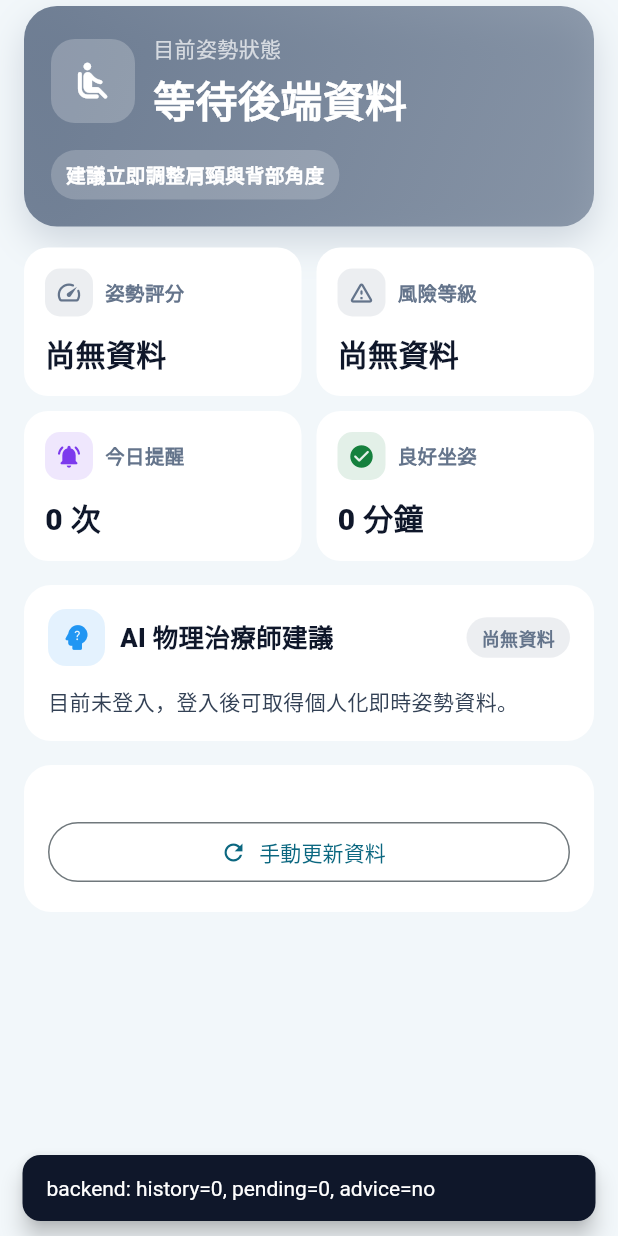
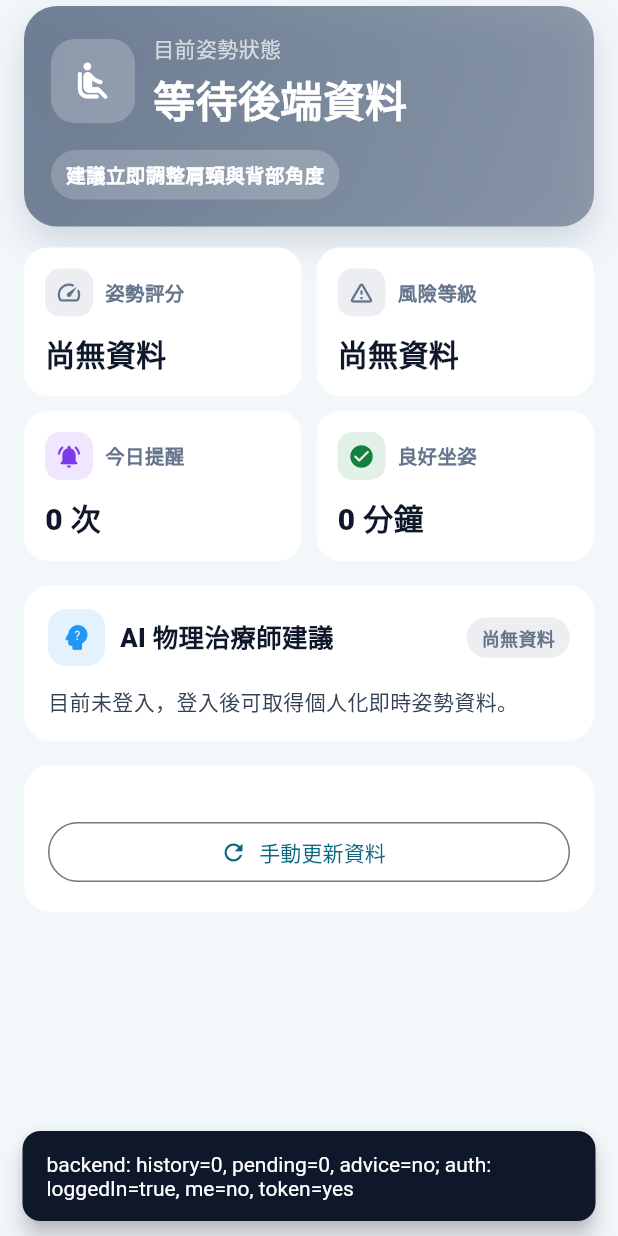
Before and after one commit to Hsin104/smartchair, a Flutter app: the DashboardPage widget shown alone on an empty page, opened directly with empty values, on a phone screen of 412 x 824 dp. Run offline on Flutter 3.47's test engine with Material 3 defaults, Android fonts, the phone set to English and light mode, and no system bars; our stand-ins replace firebase_core, fl_chart, shared_preferences; missing offline and left inert: screen_retriever, system_tray, window_manager; accounts and stored records are empty; network calls fail.

Commit message:
debug(dashboard): expand diagnostic with auth/getMe check

```diff
--- a/lib/screens/dashboard.dart
+++ b/lib/screens/dashboard.dart
@@ -102,12 +102,19 @@ class _DashboardPageState extends State<DashboardPage> {
       final pending = await ApiService.getPendingNotifications();
       final adviceFromApi = history.isNotEmpty
           ? (history.first['physio_advice'] as String?) ??
-              (history.first['advice'] as String?) ??
-              ''
+                (history.first['advice'] as String?) ??
+                ''
           : '';
+      final loggedIn = await ApiService.isLoggedIn();
+      final me = await ApiService.getMe();
+      final token = await ApiService.getToken();
+      final tokenFlag = (token != null && token.isNotEmpty) ? 'yes' : 'no';
       if (mounted) {
-        final msg = 'backend: history=${history.length}, pending=${pending.length}, advice=${adviceFromApi.isNotEmpty ? 'yes' : 'no'}';
-        ScaffoldMessenger.of(context).showSnackBar(SnackBar(content: Text(msg)));
+        final msg =
+            'backend: history=${history.length}, pending=${pending.length}, advice=${adviceFromApi.isNotEmpty ? 'yes' : 'no'}; auth: loggedIn=$loggedIn, me=${me != null ? 'yes' : 'no'}, token=$tokenFlag';
+        ScaffoldMessenger.of(
+          context,
+        ).showSnackBar(SnackBar(content: Text(msg)));
       }
     } catch (_) {}
     if (!widget.isLoggedIn && mounted) {
```
